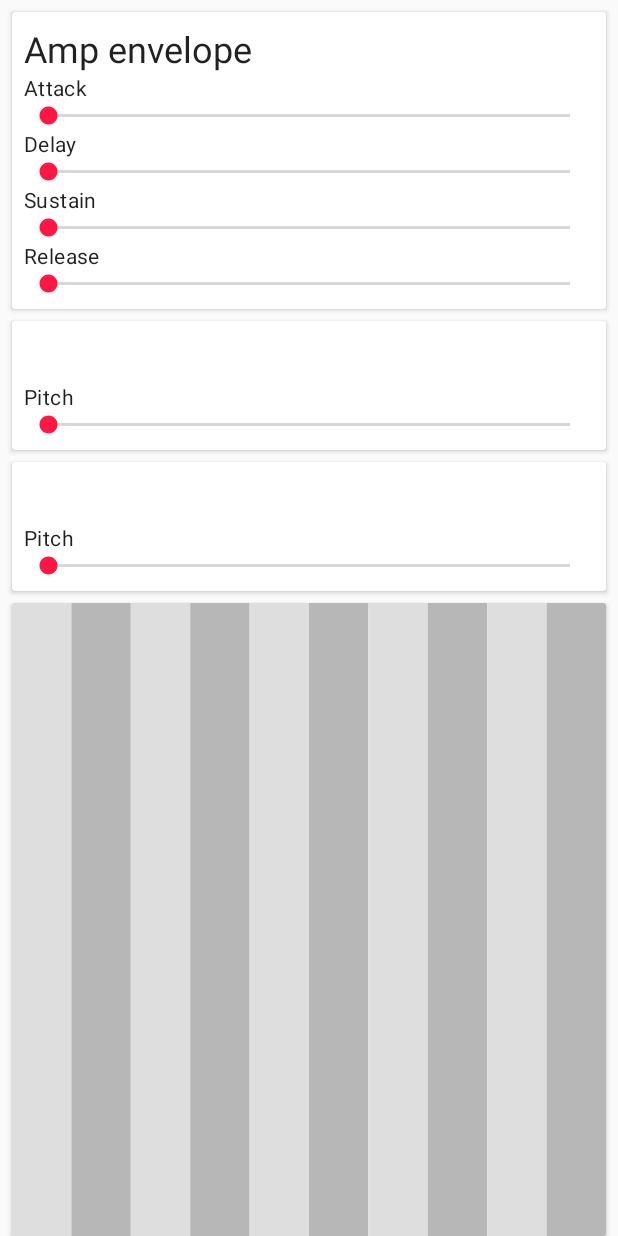
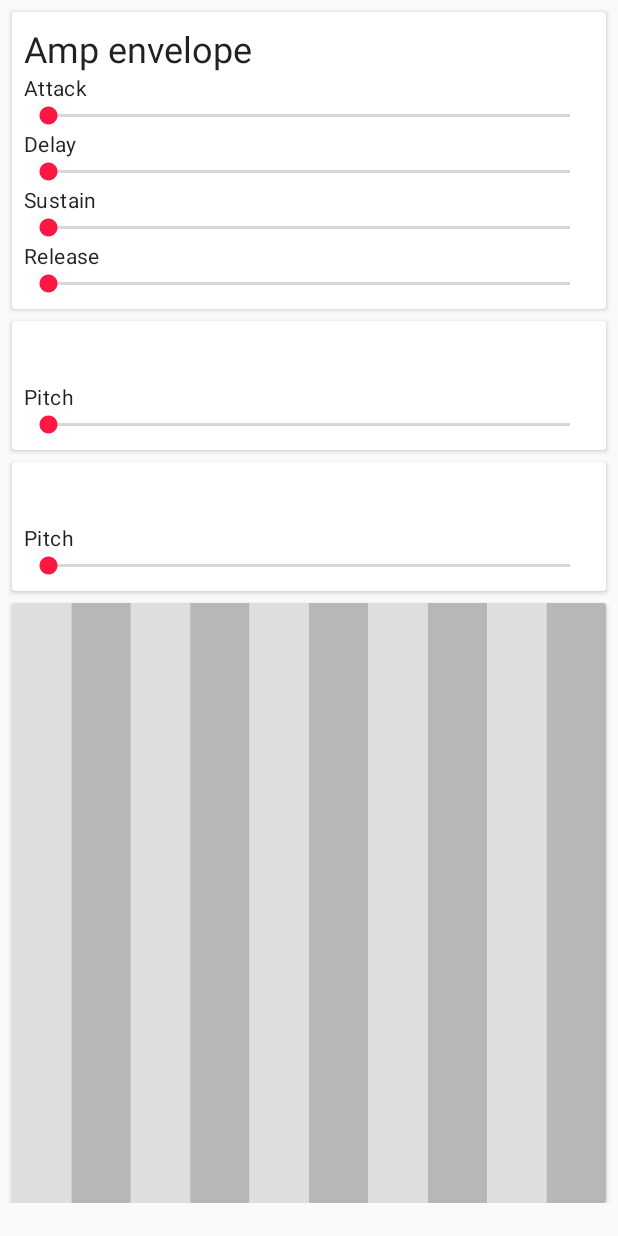
Before and after one commit to jonnyandrew/synth, an Android app: the layout fragment_main.xml on its own in the app's theme, with its tools: preview values and no code run, on a phone screen of 412 x 824 dp. Run offline under Robolectric (Android 15) with nearby library versions, the phone set to English and light mode, and no system bars.

Commit message:
Fix hidden views on small screens

```diff
--- a/app/src/main/res/layout/fragment_main.xml
+++ b/app/src/main/res/layout/fragment_main.xml
@@ -1,17 +1,21 @@
 <?xml version="1.0" encoding="utf-8"?>
-<androidx.constraintlayout.widget.ConstraintLayout xmlns:android="http://schemas.android.com/apk/res/android"
+<ScrollView xmlns:android="http://schemas.android.com/apk/res/android"
     xmlns:app="http://schemas.android.com/apk/res-auto"
     xmlns:tools="http://schemas.android.com/tools"
     android:layout_width="match_parent"
-    android:layout_height="match_parent"
+    android:layout_height="match_parent">
+
+    <androidx.constraintlayout.widget.ConstraintLayout
+        android:layout_width="match_parent"
+        android:layout_height="wrap_content"
         tools:context=".mainUi.MainActivity">
 
         <androidx.cardview.widget.CardView
             android:id="@+id/ampEnvelopeControls"
             android:layout_width="match_parent"
             android:layout_height="wrap_content"
+            android:layout_marginStart="8dp"
             android:layout_marginTop="8dp"
-        android:layout_marginStart="8dp"
             android:layout_marginEnd="8dp"
             app:contentPadding="8dp"
             app:layout_constraintBottom_toTopOf="@id/osc1Controls"
@@ -26,8 +30,8 @@
             android:id="@+id/osc1Controls"
             android:layout_width="match_parent"
             android:layout_height="wrap_content"
+            android:layout_marginStart="8dp"
             android:layout_marginTop="8dp"
-        android:layout_marginStart="8dp"
             android:layout_marginEnd="8dp"
             app:contentPadding="8dp"
             app:layout_constraintBottom_toTopOf="@id/osc2Controls"
@@ -42,8 +46,8 @@
             android:id="@+id/osc2Controls"
             android:layout_width="match_parent"
             android:layout_height="wrap_content"
+            android:layout_marginStart="8dp"
             android:layout_marginTop="8dp"
-        android:layout_marginStart="8dp"
             android:layout_marginEnd="8dp"
             app:contentPadding="8dp"
             app:layout_constraintBottom_toTopOf="@id/keyboardContainer"
@@ -57,7 +61,7 @@
         <androidx.cardview.widget.CardView
             android:id="@+id/keyboardContainer"
             android:layout_width="0dp"
-        android:layout_height="0dp"
+            android:layout_height="wrap_content"
             android:layout_marginStart="8dp"
             android:layout_marginTop="8dp"
             android:layout_marginEnd="8dp"
@@ -69,9 +73,10 @@
             <com.flatmapdev.synth.mainUi.KeyboardView
                 android:id="@+id/keyboard"
                 android:layout_width="match_parent"
-            android:layout_height="match_parent"
+                android:layout_height="400dp"
                 app:numKeys="10" />
 
         </androidx.cardview.widget.CardView>
 
     </androidx.constraintlayout.widget.ConstraintLayout>
+</ScrollView>
```
Also changed, not shown: 1 other file. Lines whose indentation alone changed are shown as unchanged.
